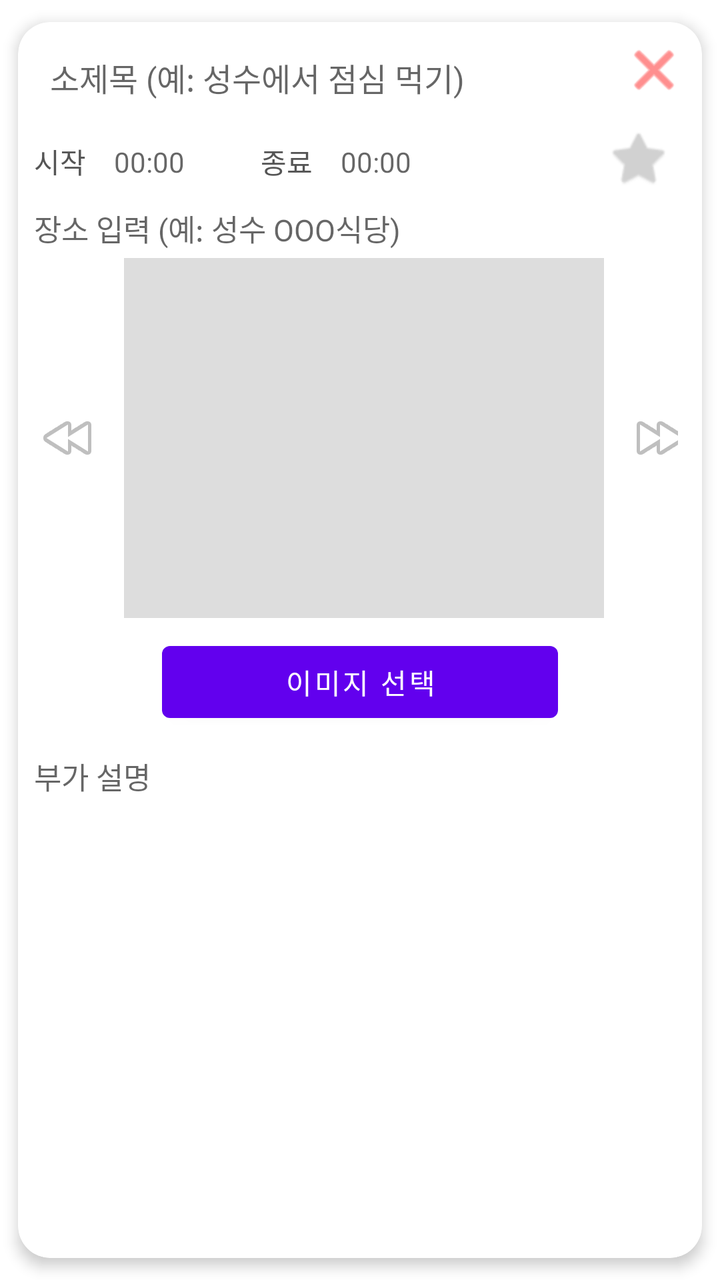
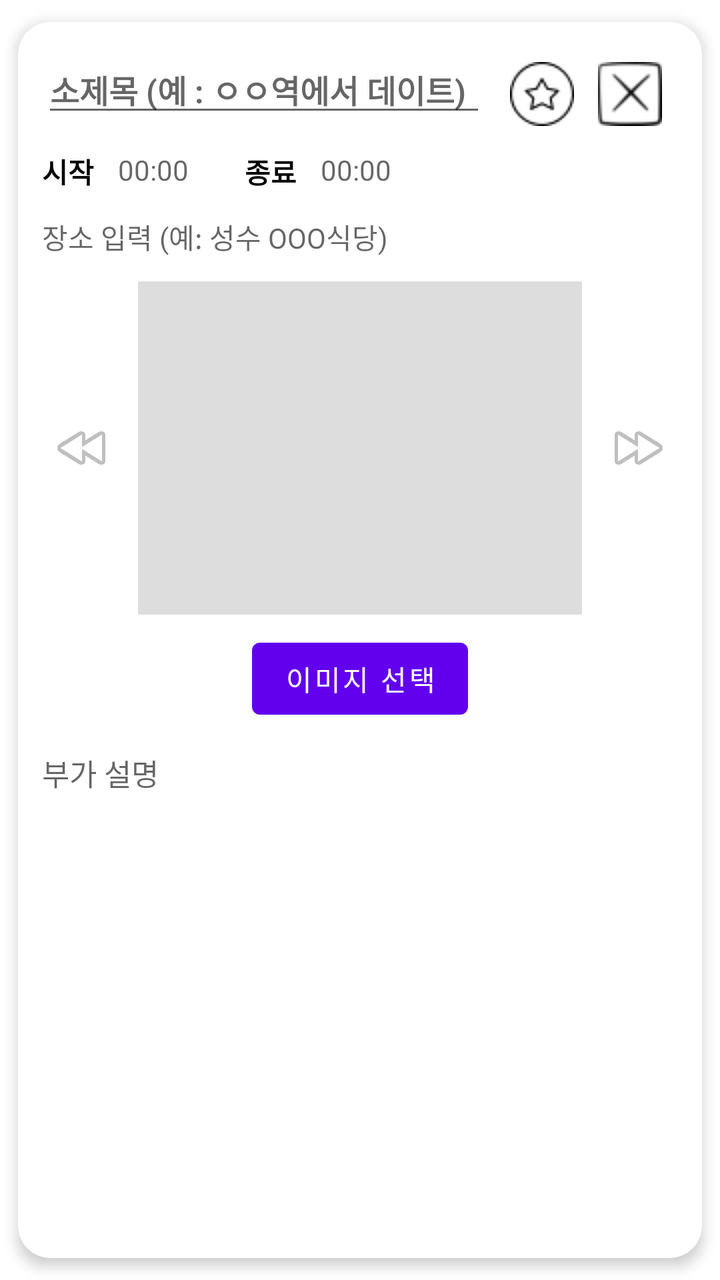

Before-and-after screenshots of an Android layout around one commit, followed by the original layout XML and the change that was made.
<!-- AndroidManifest.xml: application theme Theme.DateCourseRecommendApplication -->
<!-- res/layout/item_content.xml -->
<?xml version="1.0" encoding="utf-8"?>
<androidx.cardview.widget.CardView xmlns:android="http://schemas.android.com/apk/res/android"
    xmlns:app="http://schemas.android.com/apk/res-auto"
    android:layout_width="match_parent"
    android:layout_height="wrap_content"
    android:layout_margin="8dp"
    app:cardElevation="4dp"
    app:cardUseCompatPadding="true"
    app:cardCornerRadius="16dp">

    <androidx.constraintlayout.widget.ConstraintLayout
        android:layout_width="match_parent"
        android:layout_height="wrap_content"
        android:padding="8dp">

        <ImageButton
            android:id="@+id/btnIsCore"
            android:layout_width="32dp"
            android:layout_height="32dp"
            android:layout_marginTop="44dp"
            android:layout_marginEnd="8dp"
            android:background="?attr/selectableItemBackgroundBorderless"
            android:src="@android:drawable/btn_star"
            app:layout_constraintEnd_toEndOf="parent"
            app:layout_constraintTop_toTopOf="parent"
            app:tint="#D1D1D1" />

        
        <ImageButton
            android:id="@+id/btnDelete"
            android:layout_width="32dp"
            android:layout_height="32dp"
            android:background="?attr/selectableItemBackgroundBorderless"
            android:src="@android:drawable/ic_menu_close_clear_cancel"
            app:layout_constraintTop_toTopOf="parent"
            app:layout_constraintEnd_toEndOf="parent"
            app:tint="#FF4444" />

        
        <EditText
            android:id="@+id/editTitle"
            android:layout_width="wrap_content"
            android:layout_height="wrap_content"
            android:hint="소제목 (예: 성수에서 점심 먹기)"
            android:textSize="16sp"
            android:padding="8dp"
            android:background="@android:color/transparent"
            app:layout_constraintTop_toTopOf="parent"
            app:layout_constraintStart_toStartOf="parent"
            app:layout_constraintEnd_toStartOf="@id/btnDelete"
            app:layout_constraintHorizontal_bias="0" />

        
        <TextView
            android:id="@+id/tvStartTimeLabel"
            android:layout_width="wrap_content"
            android:layout_height="wrap_content"
            android:text="시작"
            android:textColor="#555555"
            android:textSize="14sp"
            app:layout_constraintTop_toBottomOf="@id/editTitle"
            app:layout_constraintStart_toStartOf="parent"
            android:layout_marginTop="12dp" />

        <EditText
            android:id="@+id/tvStartTime"
            android:layout_width="wrap_content"
            android:layout_height="wrap_content"
            android:layout_marginStart="8dp"
            android:background="#FFFFFF"
            android:clickable="true"
            android:focusable="true"
            android:padding="6dp"
            android:hint="00:00"
            android:textColor="#000000"
            android:textSize="14sp"
            app:layout_constraintBottom_toTopOf="@+id/tvLocation"
            app:layout_constraintStart_toEndOf="@id/tvStartTimeLabel"
            app:layout_constraintTop_toBottomOf="@+id/editTitle" />

        
        <TextView
            android:id="@+id/tvEndTimeLabel"
            android:layout_width="wrap_content"
            android:layout_height="wrap_content"
            android:layout_marginStart="32dp"
            android:text="종료"
            android:textColor="#555555"
            android:textSize="14sp"
            app:layout_constraintBottom_toTopOf="@+id/tvLocation"
            app:layout_constraintStart_toEndOf="@id/tvStartTime"
            app:layout_constraintTop_toBottomOf="@id/editTitle" />

        <EditText
            android:id="@+id/tvEndTime"
            android:layout_width="wrap_content"
            android:layout_height="wrap_content"
            android:layout_marginStart="8dp"
            android:background="#FFFFFF"
            android:clickable="true"
            android:focusable="true"
            android:padding="6dp"
            android:hint="00:00"
            android:textColor="#000000"
            android:textSize="14sp"
            app:layout_constraintBottom_toTopOf="@+id/tvLocation"
            app:layout_constraintStart_toEndOf="@id/tvEndTimeLabel"
            app:layout_constraintTop_toBottomOf="@id/editTitle" />

        
        <TextView
            android:id="@+id/tvLocation"
            android:layout_width="0dp"
            android:layout_height="wrap_content"
            android:hint="장소 입력 (예: 성수 OOO식당)"
            android:textSize="15sp"
            android:layout_marginTop="12dp"
            android:background="@android:color/transparent"
            app:layout_constraintTop_toBottomOf="@id/tvStartTimeLabel"
            app:layout_constraintStart_toStartOf="parent"
            app:layout_constraintEnd_toEndOf="parent" />

        <LinearLayout
            android:id="@+id/imgLayout"
            android:layout_width="match_parent"
            android:layout_height="match_parent"
            app:layout_constraintEnd_toEndOf="parent"
            app:layout_constraintStart_toStartOf="parent"
            app:layout_constraintTop_toBottomOf="@+id/tvLocation"
            android:layout_margin="4dp"
            android:orientation="horizontal"
            android:gravity="center">

            
            <ImageButton
                android:id="@+id/imgBackBtn"
                android:layout_width="40dp"
                android:layout_height="40dp"
                android:layout_marginStart="4dp"
                android:backgroundTint="#FFFFFF"
                android:textColor="#000000"
                android:src="@android:drawable/ic_media_rew"/>

            <ImageView
                android:id="@+id/imgPreview"
                android:layout_width="240dp"
                android:layout_height="180dp"
                android:scaleType="centerCrop"
                android:background="#DDDDDD"
                android:layout_marginStart="8dp"
                android:layout_marginEnd="8dp" />

            <ImageButton
                android:id="@+id/imgFrontBtn"
                android:layout_width="40dp"
                android:layout_height="40dp"
                android:backgroundTint="#FFFFFF"
                android:textColor="#000000"
                android:src="@android:drawable/ic_media_ff"/>
        </LinearLayout>

        <Button
            android:id="@+id/btnSelectImage"
            android:layout_width="match_parent"
            android:layout_height="wrap_content"
            android:layout_marginTop="8dp"
            android:layout_marginStart="64dp"
            android:layout_marginEnd="64dp"
            android:text="이미지 선택"
            app:layout_constraintEnd_toEndOf="parent"
            app:layout_constraintStart_toStartOf="parent"
            app:layout_constraintTop_toBottomOf="@id/imgLayout" />

        
        <EditText
            android:id="@+id/editDescription"
            android:layout_width="0dp"
            android:layout_height="wrap_content"
            android:minHeight="80dp"
            android:gravity="top"
            android:hint="부가 설명"
            android:textSize="15sp"
            android:background="@android:color/transparent"
            android:layout_marginTop="12dp"
            app:layout_constraintTop_toBottomOf="@id/btnSelectImage"
            app:layout_constraintStart_toStartOf="parent"
            app:layout_constraintEnd_toEndOf="parent"/>

    </androidx.constraintlayout.widget.ConstraintLayout>

</androidx.cardview.widget.CardView>
<!-- resources referenced by this layout -->
<resources>
  <style name="Theme.DateCourseRecommendApplication" parent="Theme.MaterialComponents.DayNight.NoActionBar">
      
  
      
      <item name="colorPrimary">@color/purple_500</item>
      <item name="colorPrimaryVariant">@color/purple_700</item>
      <item name="colorOnPrimary">@color/white</item>
      
      <item name="colorSecondary">@color/teal_200</item>
      <item name="colorSecondaryVariant">@color/teal_700</item>
      <item name="colorOnSecondary">@color/black</item>
      
      <item name="android:statusBarColor">?attr/colorPrimaryVariant</item>
      
  </style>
  <color name="purple_500">#FF6200EE</color>
  <color name="purple_700">#FF3700B3</color>
  <color name="white">#FFFFFFFF</color>
  <color name="teal_200">#FF03DAC5</color>
  <color name="teal_700">#FF018786</color>
  <color name="black">#FF000000</color>
</resources>

<!-- the commit's change to res/layout/item_content.xml (unified diff, before → after) -->
@@ -1,190 +1,219 @@
 <?xml version="1.0" encoding="utf-8"?>
 <androidx.cardview.widget.CardView xmlns:android="http://schemas.android.com/apk/res/android"
     xmlns:app="http://schemas.android.com/apk/res-auto"
+    xmlns:tools="http://schemas.android.com/tools"
     android:layout_width="match_parent"
     android:layout_height="wrap_content"
     android:layout_margin="8dp"
+    app:cardCornerRadius="16dp"
     app:cardElevation="4dp"
-    app:cardUseCompatPadding="true"
-    app:cardCornerRadius="16dp">
+    app:cardUseCompatPadding="true">
 
     <androidx.constraintlayout.widget.ConstraintLayout
         android:layout_width="match_parent"
         android:layout_height="wrap_content"
-        android:padding="8dp">
+        android:padding="12dp">
+
+        
+
+        <ImageButton
+            android:id="@+id/btnDelete"
+            android:layout_width="32dp"
+            android:layout_height="32dp"
+            android:clickable="true"
+            android:focusable="true"
+            android:background="?attr/selectableItemBackground"
+            android:src="@drawable/remove_32px"
+            app:layout_constraintTop_toTopOf="parent"
+            app:layout_constraintEnd_toEndOf="parent"
+            android:layout_marginTop="8dp"
+            android:layout_marginEnd="8dp"/>
 
         <ImageButton
             android:id="@+id/btnIsCore"
             android:layout_width="32dp"
             android:layout_height="32dp"
-            android:layout_marginTop="44dp"
-            android:layout_marginEnd="8dp"
-            android:background="?attr/selectableItemBackgroundBorderless"
-            android:src="@android:drawable/btn_star"
-            app:layout_constraintEnd_toEndOf="parent"
+            android:clickable="true"
+            android:focusable="true"
+            android:background="?attr/selectableItemBackground"
+            android:src="@drawable/is_core_32px"
+            android:layout_marginTop="8dp"
+            android:layout_marginEnd="12dp"
+            app:layout_constraintEnd_toStartOf="@+id/btnDelete"
+            app:layout_constraintTop_toTopOf="parent" />
+
+        
+
+        <EditText
+            android:id="@+id/editTitle"
+            android:layout_width="0dp"
+            android:layout_height="wrap_content"
+            android:hint="소제목 (예 : ㅇㅇ역에서 데이트)"
+            android:textSize="16sp"
+            android:textStyle="bold"
+            android:textColor="@color/black"
+            android:maxLines="2"
+            android:ellipsize="end"
+            android:layout_marginEnd="56dp"
             app:layout_constraintTop_toTopOf="parent"
-            app:tint="#D1D1D1" />
-
-        
-        <ImageButton
-            android:id="@+id/btnDelete"
-            android:layout_width="32dp"
-            android:layout_height="32dp"
-            android:background="?attr/selectableItemBackgroundBorderless"
-            android:src="@android:drawable/ic_menu_close_clear_cancel"
-            app:layout_constraintTop_toTopOf="parent"
-            app:layout_constraintEnd_toEndOf="parent"
-            app:tint="#FF4444" />
-
-        
-        <EditText
-            android:id="@+id/editTitle"
-            android:layout_width="wrap_content"
-            android:layout_height="wrap_content"
-            android:hint="소제목 (예: 성수에서 점심 먹기)"
-            android:textSize="16sp"
-            android:padding="8dp"
-            android:background="@android:color/transparent"
-            app:layout_constraintTop_toTopOf="parent"
-            app:layout_constraintStart_toStartOf="parent"
-            app:layout_constraintEnd_toStartOf="@id/btnDelete"
-            app:layout_constraintHorizontal_bias="0" />
-
-        
+            app:layout_constraintStart_toStartOf="parent"
+            app:layout_constraintEnd_toStartOf="@id/btnDelete" />
+
+        
+
         <TextView
             android:id="@+id/tvStartTimeLabel"
             android:layout_width="wrap_content"
             android:layout_height="wrap_content"
             android:text="시작"
-            android:textColor="#555555"
-            android:textSize="14sp"
+            android:textSize="14sp"
+            android:textStyle="bold"
+            android:textColor="@color/black"
+            android:layout_marginTop="12dp"
             app:layout_constraintTop_toBottomOf="@id/editTitle"
-            app:layout_constraintStart_toStartOf="parent"
-            android:layout_marginTop="12dp" />
+            app:layout_constraintStart_toStartOf="parent" />
 
         <EditText
             android:id="@+id/tvStartTime"
             android:layout_width="wrap_content"
             android:layout_height="wrap_content"
             android:layout_marginStart="8dp"
+            android:padding="4dp"
+            android:hint="00:00"
+            android:layout_marginTop="8dp"
+            android:textSize="14sp"
             android:background="#FFFFFF"
-            android:clickable="true"
-            android:focusable="true"
-            android:padding="6dp"
-            android:hint="00:00"
-            android:textColor="#000000"
-            android:textSize="14sp"
-            app:layout_constraintBottom_toTopOf="@+id/tvLocation"
             app:layout_constraintStart_toEndOf="@id/tvStartTimeLabel"
-            app:layout_constraintTop_toBottomOf="@+id/editTitle" />
-
-        
+            app:layout_constraintTop_toBottomOf="@id/editTitle" />
+
         <TextView
             android:id="@+id/tvEndTimeLabel"
             android:layout_width="wrap_content"
             android:layout_height="wrap_content"
-            android:layout_marginStart="32dp"
+            android:layout_marginStart="24dp"
             android:text="종료"
-            android:textColor="#555555"
-            android:textSize="14sp"
-            app:layout_constraintBottom_toTopOf="@+id/tvLocation"
+            android:textSize="14sp"
+            android:textStyle="bold"
+            android:textColor="@color/black"
+            android:layout_marginTop="12dp"
             app:layout_constraintStart_toEndOf="@id/tvStartTime"
-            app:layout_constraintTop_toBottomOf="@id/editTitle" />
+            app:layout_constraintTop_toBottomOf="@id/editTitle"/>
 
         <EditText
             android:id="@+id/tvEndTime"
             android:layout_width="wrap_content"
             android:layout_height="wrap_content"
             android:layout_marginStart="8dp"
+            android:padding="4dp"
+            android:layout_marginTop="8dp"
+            android:hint="00:00"
+            android:textSize="14sp"
             android:background="#FFFFFF"
-            android:clickable="true"
-            android:focusable="true"
-            android:padding="6dp"
-            android:hint="00:00"
-            android:textColor="#000000"
-            android:textSize="14sp"
-            app:layout_constraintBottom_toTopOf="@+id/tvLocation"
             app:layout_constraintStart_toEndOf="@id/tvEndTimeLabel"
             app:layout_constraintTop_toBottomOf="@id/editTitle" />
 
         
+
         <TextView
             android:id="@+id/tvLocation"
             android:layout_width="0dp"
             android:layout_height="wrap_content"
+            android:layout_marginTop="12dp"
             android:hint="장소 입력 (예: 성수 OOO식당)"
-            android:textSize="15sp"
-            android:layout_marginTop="12dp"
+            android:textSize="14sp"
             android:background="@android:color/transparent"
             app:layout_constraintTop_toBottomOf="@id/tvStartTimeLabel"
             app:layout_constraintStart_toStartOf="parent"
             app:layout_constraintEnd_toEndOf="parent" />
 
-        <LinearLayout
+        
+
+        <androidx.constraintlayout.widget.ConstraintLayout
             android:id="@+id/imgLayout"
             android:layout_width="match_parent"
-            android:layout_height="match_parent"
-            app:layout_constraintEnd_toEndOf="parent"
-            app:layout_constraintStart_toStartOf="parent"
-            app:layout_constraintTop_toBottomOf="@+id/tvLocation"
-            android:layout_margin="4dp"
-            android:orientation="horizontal"
-            android:gravity="center">
-
-            
+            android:layout_height="wrap_content"
+            android:layout_marginTop="12dp"
+            app:layout_constraintTop_toBottomOf="@id/tvLocation"
+            app:layout_constraintStart_toStartOf="parent"
+            app:layout_constraintEnd_toEndOf="parent">
+
             <ImageButton
                 android:id="@+id/imgBackBtn"
                 android:layout_width="40dp"
                 android:layout_height="40dp"
-                android:layout_marginStart="4dp"
                 android:backgroundTint="#FFFFFF"
-                android:textColor="#000000"
-                android:src="@android:drawable/ic_media_rew"/>
+                android:background="?attr/selectableItemBackground"
+                android:src="@android:drawable/ic_media_rew"
+                app:layout_constraintStart_toStartOf="parent"
+                app:layout_constraintTop_toTopOf="@id/imgPreview"
+                app:layout_constraintBottom_toBottomOf="@id/imgPreview" />
 
             <ImageView
                 android:id="@+id/imgPreview"
-                android:layout_width="240dp"
-                android:layout_height="180dp"
+                android:layout_width="0dp"
+                android:layout_height="0dp"
+                android:layout_marginHorizontal="8dp"
+                android:background="#DDDDDD"
                 android:scaleType="centerCrop"
-                android:background="#DDDDDD"
-                android:layout_marginStart="8dp"
-                android:layout_marginEnd="8dp" />
+                app:layout_constraintStart_toEndOf="@id/imgBackBtn"
+                app:layout_constraintEnd_toStartOf="@id/imgFrontBtn"
+                app:layout_constraintTop_toTopOf="parent"
+                app:layout_constraintDimensionRatio="4:3" />
+
+            
+            <ImageView
+                android:id="@+id/imgLoading"
+                android:layout_width="80dp"
+                android:layout_height="80dp"
+                android:layout_gravity="center"
+                android:src="@drawable/load_128px"
+                android:visibility="gone"
+                app:layout_constraintBottom_toBottomOf="@+id/imgPreview"
+                app:layout_constraintEnd_toStartOf="@id/imgFrontBtn"
+                app:layout_constraintStart_toEndOf="@id/imgBackBtn"
+                app:layout_constraintTop_toTopOf="parent" />
 
             <ImageButton
                 android:id="@+id/imgFrontBtn"
                 android:layout_width="40dp"
                 android:layout_height="40dp"
                 android:backgroundTint="#FFFFFF"
-                android:textColor="#000000"
-                android:src="@android:drawable/ic_media_ff"/>
-        </LinearLayout>
+                android:background="?attr/selectableItemBackground"
+                android:src="@android:drawable/ic_media_ff"
+                app:layout_constraintEnd_toEndOf="parent"
+                app:layout_constraintTop_toTopOf="@id/imgPreview"
+                app:layout_constraintBottom_toBottomOf="@id/imgPreview" />
+
+        </androidx.constraintlayout.widget.ConstraintLayout>
+
+        
 
         <Button
             android:id="@+id/btnSelectImage"
-            android:layout_width="match_parent"
-            android:layout_height="wrap_content"
-            android:layout_marginTop="8dp"
-            android:layout_marginStart="64dp"
-            android:layout_marginEnd="64dp"
+            android:layout_width="wrap_content"
+            android:layout_height="wrap_content"
+            android:layout_marginTop="8dp"
             android:text="이미지 선택"
-            app:layout_constraintEnd_toEndOf="parent"
-            app:layout_constraintStart_toStartOf="parent"
-            app:layout_constraintTop_toBottomOf="@id/imgLayout" />
-
-        
+            app:layout_constraintTop_toBottomOf="@id/imgLayout"
+            app:layout_constraintStart_toStartOf="parent"
+            app:layout_constraintEnd_toEndOf="parent" />
+
+        
+
         <EditText
             android:id="@+id/editDescription"
             android:layout_width="0dp"
             android:layout_height="wrap_content"
+            android:layout_marginTop="12dp"
             android:minHeight="80dp"
             android:gravity="top"
             android:hint="부가 설명"
             android:textSize="15sp"
+            android:textColor="@color/black"
             android:background="@android:color/transparent"
-            android:layout_marginTop="12dp"
             app:layout_constraintTop_toBottomOf="@id/btnSelectImage"
             app:layout_constraintStart_toStartOf="parent"
-            app:layout_constraintEnd_toEndOf="parent"/>
+            app:layout_constraintEnd_toEndOf="parent" />
 
     </androidx.constraintlayout.widget.ConstraintLayout>
 
<!-- resource entries referenced after the edit -->
@@ -1,25 +1,28 @@
 <!-- resources referenced by this layout -->
 <resources>
-  <style name="Theme.DateCourseRecommendApplication" parent="Theme.MaterialComponents.DayNight.NoActionBar">
-      
+  <style name="Theme.DateCourseRecommendApplication" parent="Theme.MaterialComponents.Light.NoActionBar">
   
-      
-      <item name="colorPrimary">@color/purple_500</item>
-      <item name="colorPrimaryVariant">@color/purple_700</item>
-      <item name="colorOnPrimary">@color/white</item>
-      
-      <item name="colorSecondary">@color/teal_200</item>
-      <item name="colorSecondaryVariant">@color/teal_700</item>
-      <item name="colorOnSecondary">@color/black</item>
-      
-      <item name="android:statusBarColor">?attr/colorPrimaryVariant</item>
-      
-  </style>
+          <item name="colorPrimary">@color/purple_500</item>
+          <item name="colorPrimaryVariant">@color/purple_700</item>
+          <item name="colorOnPrimary">@color/white</item>
+  
+          <item name="colorSecondary">@color/teal_200</item>
+          <item name="colorSecondaryVariant">@color/teal_700</item>
+          <item name="colorOnSecondary">@color/black</item>
+  
+          <item name="android:statusBarColor">@color/top_bar_bg</item>
+          <item name="android:windowLightStatusBar">true</item>
+  
+      </style>
   <color name="purple_500">#FF6200EE</color>
   <color name="purple_700">#FF3700B3</color>
   <color name="white">#FFFFFFFF</color>
   <color name="teal_200">#FF03DAC5</color>
   <color name="teal_700">#FF018786</color>
+  <color name="top_bar_bg">#F7C6B8</color>
   <color name="black">#FF000000</color>
+  <!-- drawable is_core_32px: png bitmap (drawable, 888 bytes) -->
+  <!-- drawable load_128px: png bitmap (drawable, 3767 bytes) -->
+  <!-- drawable remove_32px: png bitmap (drawable, 1067 bytes) -->
 </resources>
 
